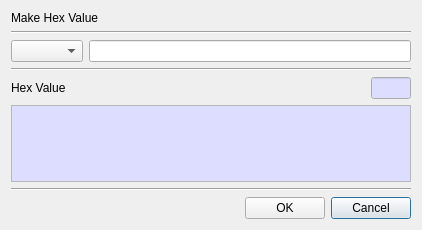
Before: the Qt Designer form BerEditor/make_value_dlg.ui in jykim74/BerEditor, drawn with Qt 5.
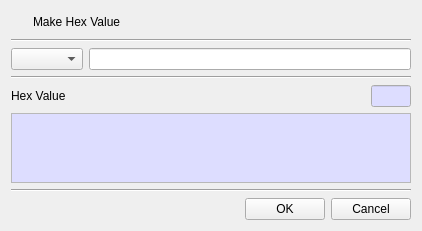
After: the same form once the commit is applied. Icons and pictures are not drawn.

Diff of the .ui file:
```diff
--- a/BerEditor/make_value_dlg.ui
+++ b/BerEditor/make_value_dlg.ui
@@ -15,11 +15,44 @@
   </property>
   <layout class="QVBoxLayout" name="verticalLayout">
    <item>
-    <widget class="QLabel" name="label">
-     <property name="text">
-      <string>Make Hex Value</string>
+    <layout class="QGridLayout" name="gridLayout_4">
+     <property name="topMargin">
+      <number>0</number>
      </property>
-    </widget>
+     <item row="0" column="1">
+      <widget class="QLabel" name="label">
+       <property name="text">
+        <string>Make Hex Value</string>
+       </property>
+      </widget>
+     </item>
+     <item row="0" column="0">
+      <widget class="QPushButton" name="pushButton">
+       <property name="minimumSize">
+        <size>
+         <width>16</width>
+         <height>0</height>
+        </size>
+       </property>
+       <property name="maximumSize">
+        <size>
+         <width>16</width>
+         <height>16777215</height>
+        </size>
+       </property>
+       <property name="text">
+        <string/>
+       </property>
+       <property name="icon">
+        <iconset resource="bereditor.qrc">
+         <normaloff>:/images/info.png</normaloff>:/images/info.png</iconset>
+       </property>
+       <property name="flat">
+        <bool>true</bool>
+       </property>
+      </widget>
+     </item>
+    </layout>
    </item>
    <item>
     <widget class="Line" name="line">
```
Left out of the diff: 4 changed lines with no effect on the pictures.
